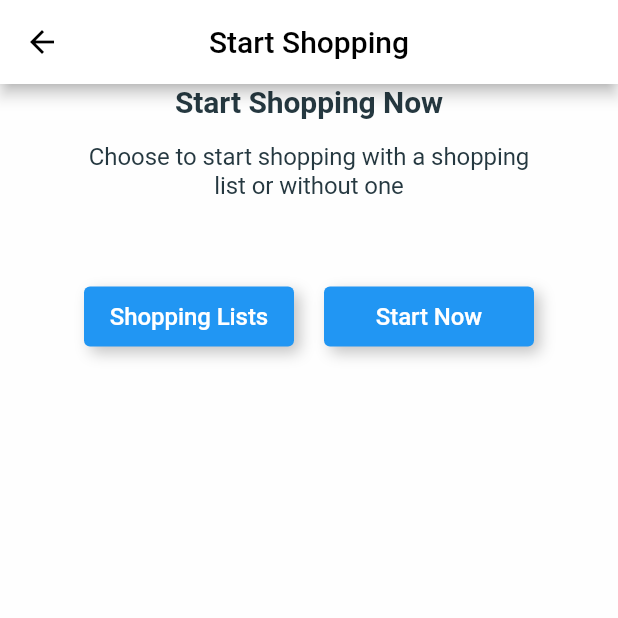
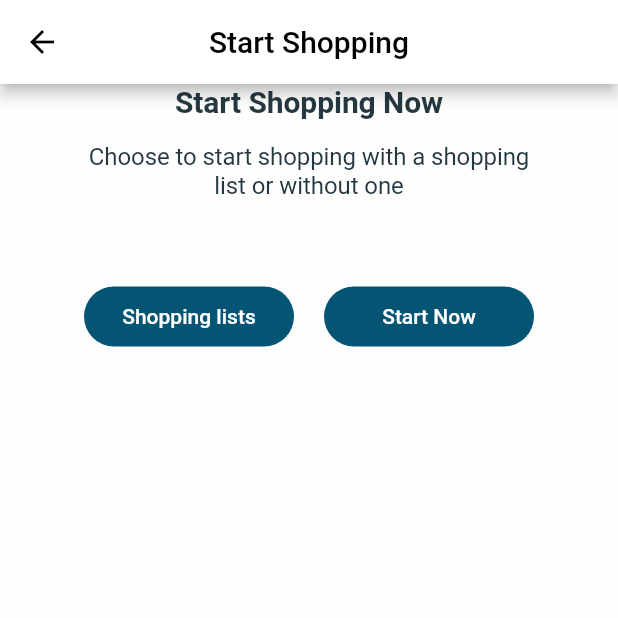
Before and after one commit to Digital-Supermarket/DS-App-Flutter, a Flutter app: the StartShopping screen opened directly, on a phone screen of 412 x 824 dp, the top half of it. Run offline on Flutter 3.47's test engine with Material 2 defaults, Android fonts, the phone set to English and light mode, and no system bars; Roboto replaces fonts that are missing (SSP).

Commit message:
fix: style issues

```diff
--- a/lib/start_shopping.dart
+++ b/lib/start_shopping.dart
@@ -50,7 +50,9 @@ class _StartShopping extends State<StartShopping> {
                   ),
                 ),
               ),
-              Padding(padding: const EdgeInsets.only(top: 50),),
+              Padding(
+                padding: const EdgeInsets.only(top: 50),
+              ),
               buttons(),
             ],
           ),
@@ -80,21 +82,19 @@ Widget appBar(title, context) {
 }
 
 Widget shoppingLists(text) {
-  return InkWell(
-    onTap: () {
-      // Show to shopping lists here
+  return FlatButton(
+    color: const Color(0xFF045474),
+    textColor: Colors.white,
+    disabledColor: Colors.grey,
+    disabledTextColor: Colors.black,
+    padding: EdgeInsets.all(4.0),
+    shape: new RoundedRectangleBorder(
+        borderRadius: new BorderRadius.circular(30.0)),
+    onPressed: () {
+      print("pressed");
     },
-    child: Center(
-      child: Padding(
-        padding: const EdgeInsets.all(4.0),
-        child: Text(
-          text,
-          style: TextStyle(
-            fontWeight: FontWeight.w500,
-            color: Colors.white,
-          ),
-        ),
-      ),
+    child: Text(
+      text,
     ),
   );
 }
@@ -106,22 +106,11 @@ Widget buttons() {
       child: Row(
         mainAxisAlignment: MainAxisAlignment.center,
         children: <Widget>[
-          Container(
+         Container(
             width: 140,
             height: 40,
-            decoration: BoxDecoration(
-              color: Colors.blue,
-              borderRadius: const BorderRadius.all(Radius.circular(4.0)),
-              boxShadow: <BoxShadow>[
-                BoxShadow(
-                    color: Colors.grey.withOpacity(0.6),
-                    offset: const Offset(4, 4),
-                    blurRadius: 8.0),
-              ],
-            ),
             child: Material(
-                color: Colors.transparent,
-                child: shoppingLists("Shopping Lists")),
+                color: Colors.transparent, child: shoppingLists("Shopping lists")),
           ),
           Padding(
             padding: const EdgeInsets.all(10),
@@ -129,19 +118,8 @@ Widget buttons() {
           Container(
             width: 140,
             height: 40,
-            decoration: BoxDecoration(
-              color: Colors.blue,
-              borderRadius: const BorderRadius.all(Radius.circular(4.0)),
-              boxShadow: <BoxShadow>[
-                BoxShadow(
-                    color: Colors.grey.withOpacity(0.6),
-                    offset: const Offset(4, 4),
-                    blurRadius: 8.0),
-              ],
-            ),
             child: Material(
-                color: Colors.transparent,
-                child: shoppingLists("Start Now")),
+                color: Colors.transparent, child: shoppingLists("Start Now")),
           ),
         ],
       ),
```
Also changed, not shown: lib/home_screen.dart (+3 -5 lines).
